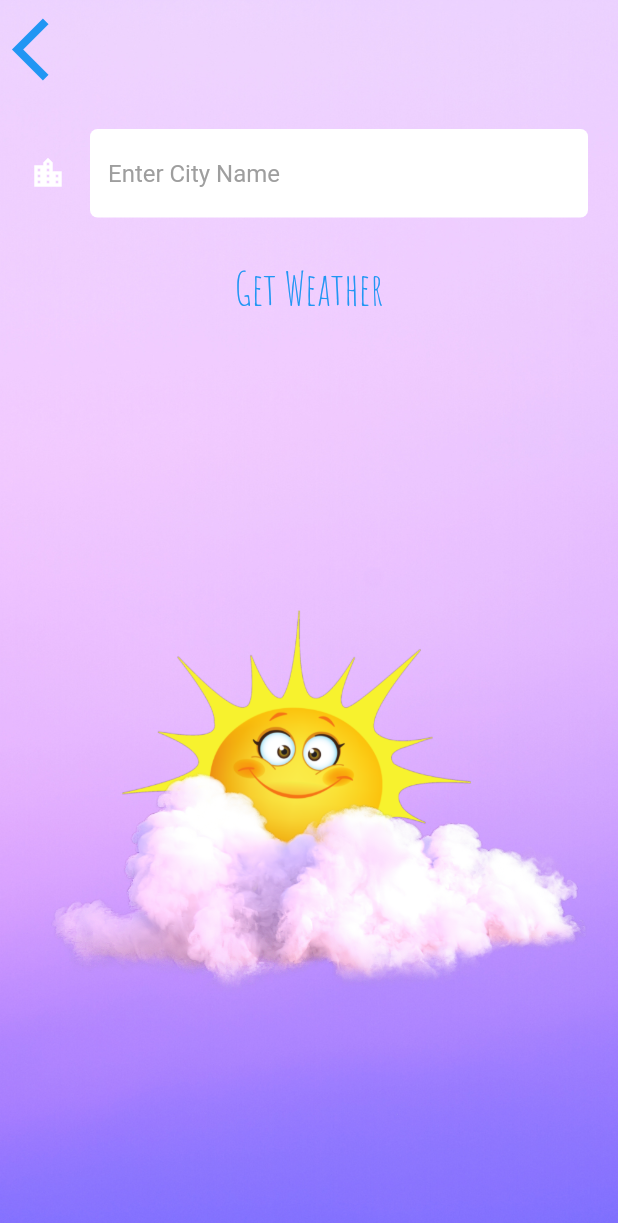
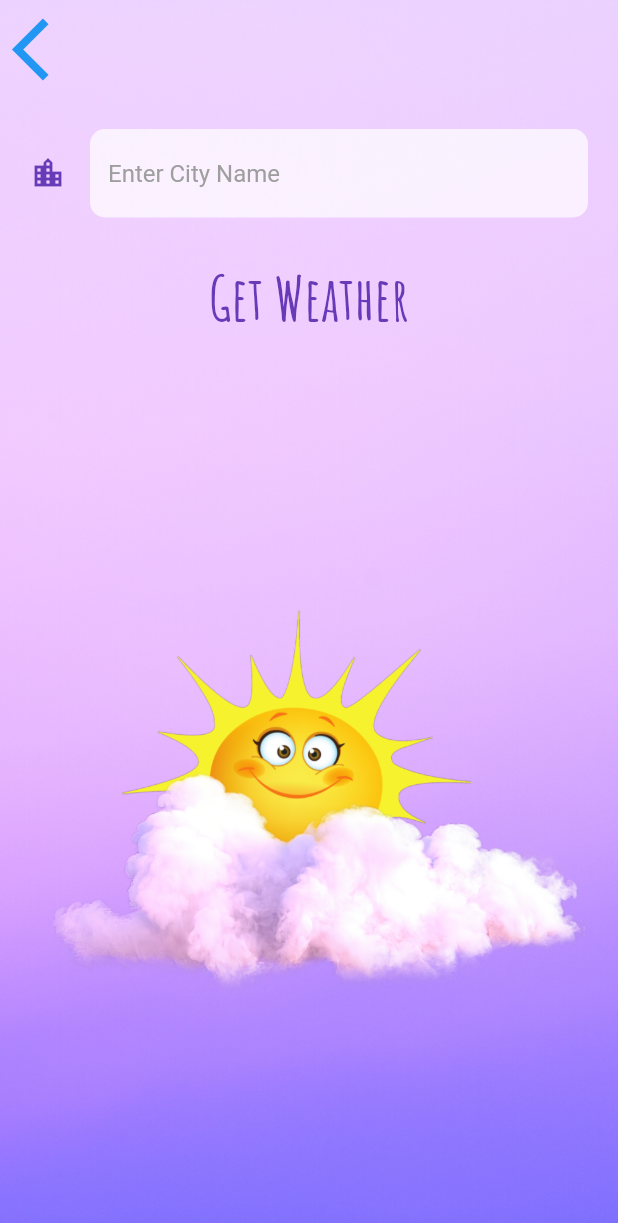
Before and after one commit to Sandra-chemist/clima_app, a Flutter app: the CityScreen screen opened directly, on a phone screen of 412 x 824 dp. Shown: the top 1223 px of the screen. Run offline on Flutter 3.47's test engine with Material 2 defaults, Android fonts, the phone set to English and light mode, and no system bars; our stand-ins replace flutter_spinkit, geolocator.

Commit message:
kTextFiledInputDecoration was modified

```diff
--- a/lib/screens/city_screen.dart
+++ b/lib/screens/city_screen.dart
@@ -29,7 +29,7 @@ class _CityScreenState extends State<CityScreen> {
                   onPressed: () {
                     Navigator.pop(context);
                   },
-                  child: const Icon(
+                  child: Icon(
                     Icons.arrow_back_ios,
                     size: 50.0,
                   ),
@@ -51,7 +51,7 @@ class _CityScreenState extends State<CityScreen> {
                 onPressed: () {
                   Navigator.pop(context, cityName);
                 },
-                child: const Text(
+                child: Text(
                   'Get Weather',
                   style: kButtonTextStyle,
                 ),
--- a/lib/utilities/constants.dart
+++ b/lib/utilities/constants.dart
@@ -11,8 +11,9 @@ const kMessageTextStyle = TextStyle(
 );
 
 const kButtonTextStyle = TextStyle(
-  fontSize: 30.0,
-  fontFamily: 'Amatic SC',
+  fontSize: 40.0,
+  fontFamily: 'Amatic SC Bold',
+  color: Colors.deepPurple,
 );
 
 const kConditionTextStyle = TextStyle(
@@ -21,10 +22,10 @@ const kConditionTextStyle = TextStyle(
 
 const kTextFiledInputDecoration = InputDecoration(
   filled: true,
-  fillColor: Colors.white,
+  fillColor: Colors.white70,
   icon: Icon(
     Icons.location_city,
-    color: Colors.white,
+    color: Colors.deepPurple,
   ),
   hintText: 'Enter City Name',
   hintStyle: TextStyle(
@@ -32,7 +33,7 @@ const kTextFiledInputDecoration = InputDecoration(
   ),
   border: OutlineInputBorder(
     borderRadius: BorderRadius.all(
-      Radius.circular(5.0),
+      Radius.circular(10.0),
     ),
     borderSide: BorderSide.none,
   ),
```
